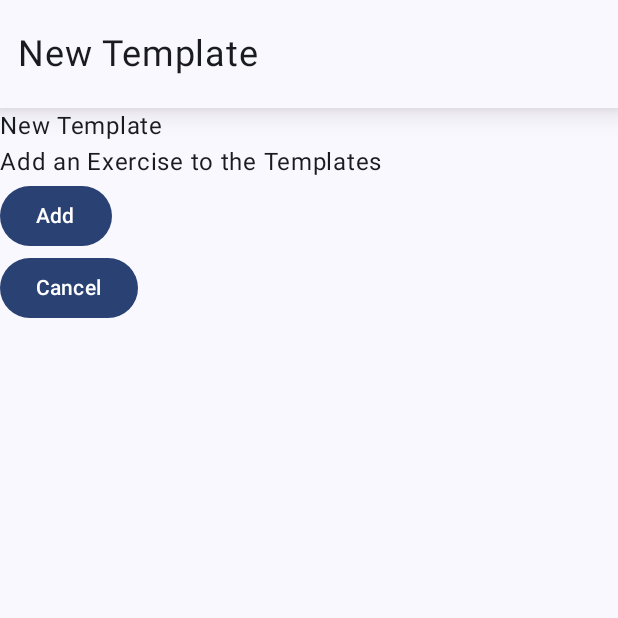
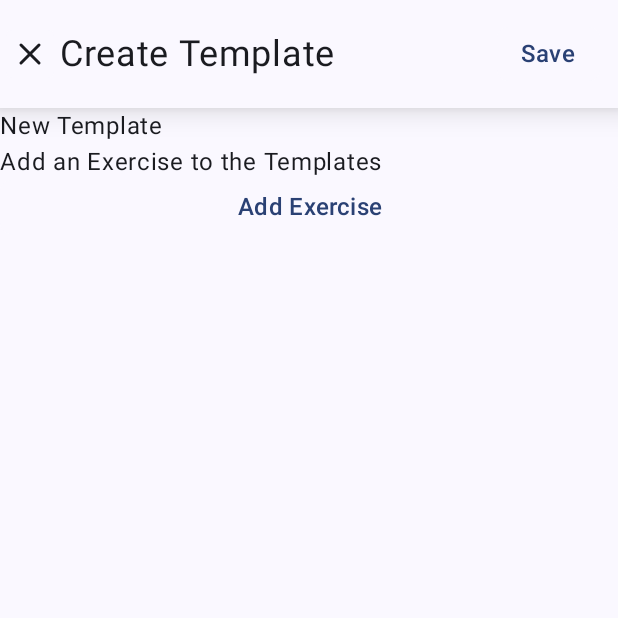
Before and after one commit to m-alexeev/xhvy-android, an Android app built with Jetpack Compose: the TemplateCreateScreen screen opened through its navigation route, on a phone screen of 412 x 824 dp, the top half of it. Run offline under Robolectric (Android 15) with nearby library versions, the phone set to English and light mode, and no system bars; our stand-ins replace Room's generated code.

Commit message:
Refactored the way exercises are added into components with a savedStateHandle

```diff
--- a/app/src/main/java/com/example/xhvy/data/models/ExerciseSet.kt
+++ b/app/src/main/java/com/example/xhvy/data/models/ExerciseSet.kt
@@ -7,6 +7,7 @@ sealed class SetAction {
     data class ToggleComplete(val setIndex: Int) : SetAction()
 }
 
+
 data class ExerciseSet(
     val id: Int = 0,
     var reps: Int? = 0,
--- a/app/src/main/java/com/example/xhvy/navigation/MainNavigation.kt
+++ b/app/src/main/java/com/example/xhvy/navigation/MainNavigation.kt
@@ -31,8 +31,8 @@ import com.example.xhvy.ui.screens.MeasureScreen
 import com.example.xhvy.ui.screens.exercises.ExerciseItemScreen
 import com.example.xhvy.ui.screens.exercises.NewExerciseScreen
 import com.example.xhvy.ui.screens.exercises.SelectExerciseModal
-import com.example.xhvy.ui.screens.workouts.NewWorkoutScreen
 import com.example.xhvy.ui.screens.workouts.TemplateCreateScreen
+import com.example.xhvy.ui.screens.workouts.WorkoutCreateScreen
 import com.example.xhvy.ui.screens.workouts.WorkoutScreen
 import com.example.xhvy.view_models.ExercisesViewModel
 import com.example.xhvy.view_models.WorkoutCreateViewModel
@@ -106,7 +106,7 @@ fun MainNavigation(modifier: Modifier = Modifier, database: AppDatabase) {
                     WorkoutScreen(navController, workoutCreateViewModel)
                 }
                 composable<WorkoutStack.NewWorkout> {
-                    NewWorkoutScreen(
+                    WorkoutCreateScreen(
                         navController,
                         workoutCreateViewModel = workoutCreateViewModel,
                     )
@@ -115,11 +115,10 @@ fun MainNavigation(modifier: Modifier = Modifier, database: AppDatabase) {
                     SelectExerciseModal(
                         navController = navController,
                         exercisesViewModel = exerciseViewModel,
-                        workoutCreateViewModel = workoutCreateViewModel,
                     )
                 }
                 composable<WorkoutStack.NewTemplate> {
-                    TemplateCreateScreen()
+                    TemplateCreateScreen(navHostController = navController)
                 }
             }
             navigation<MainStack.ExercisesRoute>(startDestination = ExerciseStack.ExercisesRoute) {
--- a/app/src/main/java/com/example/xhvy/navigation/TopNavBar.kt
+++ b/app/src/main/java/com/example/xhvy/navigation/TopNavBar.kt
@@ -28,7 +28,8 @@ import com.example.xhvy.ui.theme.XhvyTheme
 fun TopNavBar(
     modifier: Modifier = Modifier,
     label: String,
-    rightMenu: @Composable() (() -> Unit)? = null
+    leadingButton: @Composable() (() -> Unit)? = null,
+    trailingButton: @Composable() (() -> Unit)? = null,
 ) {
     Surface(
         modifier = modifier
@@ -39,14 +40,23 @@ fun TopNavBar(
     ) {
         Row(
             modifier = Modifier
-                .padding(horizontal = 12.dp)
+                .padding(end = 12.dp)
                 .displayCutoutPadding(),
             verticalAlignment = Alignment.CenterVertically,
             horizontalArrangement = Arrangement.SpaceBetween
         ) {
-            Text(text = label, fontSize = 24.sp)
-            if (rightMenu != null) {
-                rightMenu()
+            Row(
+                modifier = Modifier.padding(if (leadingButton == null) 12.dp else 4.dp),
+                verticalAlignment = Alignment.CenterVertically,
+                horizontalArrangement = Arrangement.spacedBy(4.dp)
+            ) {
+                if (leadingButton != null) {
+                    leadingButton()
+                }
+                Text(text = label, fontSize = 24.sp)
+            }
+            if (trailingButton != null) {
+                trailingButton()
             }
         }
     }
@@ -71,7 +81,7 @@ fun TopNavBarPreview() {
         Scaffold(topBar = {
             TopNavBar(
                 label = "Exercises",
-                rightMenu = {
+                trailingButton = {
                     FaIconButton(
                         iconPainterId = R.drawable.ic_dashboard,
                         contentDescription = null,
--- a/app/src/main/java/com/example/xhvy/ui/components/general/StyledButton.kt
+++ b/app/src/main/java/com/example/xhvy/ui/components/general/StyledButton.kt
@@ -48,6 +48,7 @@ fun StyledButton(
     }
 }
 
+
 @Preview(showBackground = true)
 @Composable
 fun StyledButtonPreview() {
--- a/app/src/main/java/com/example/xhvy/ui/components/general/StyledTextButton.kt
+++ b/app/src/main/java/com/example/xhvy/ui/components/general/StyledTextButton.kt
@@ -1,6 +1,5 @@
 package com.example.xhvy.ui.components.general
 
-import androidx.compose.foundation.clickable
 import androidx.compose.foundation.layout.Box
 import androidx.compose.foundation.layout.PaddingValues
 import androidx.compose.foundation.layout.padding
@@ -8,34 +7,29 @@ import androidx.compose.material3.MaterialTheme
 import androidx.compose.material3.Text
 import androidx.compose.runtime.Composable
 import androidx.compose.ui.Modifier
-import androidx.compose.ui.draw.clip
-import androidx.compose.ui.graphics.Color
 import androidx.compose.ui.graphics.Shape
-import androidx.compose.ui.text.TextStyle
 import androidx.compose.ui.tooling.preview.Preview
 import androidx.compose.ui.unit.dp
 import com.example.xhvy.ui.theme.XhvyTheme
 
 @Composable
 fun StyledTextButton(
-    text: String,
     modifier: Modifier = Modifier,
     enabled: Boolean = true,
-    color: Color = if (enabled) MaterialTheme.colorScheme.primary else MaterialTheme.colorScheme.outline,
-    shape: Shape = MaterialTheme.shapes.extraSmall,
+    shape: Shape = MaterialTheme.shapes.small,
     contentPadding: PaddingValues = PaddingValues(horizontal = 4.dp),
-    style: TextStyle = MaterialTheme.typography.bodyMedium,
-    onClick: () -> Unit
+    onClick: () -> Unit,
+    content: @Composable() () -> Unit
 ) {
-    Box(
-        modifier = modifier
-            .clip(shape)
-            .clickable(enabled = enabled, onClick = onClick)
+    StyledButton(
+        modifier = modifier,
+        shape = shape,
+        onClick = onClick,
+        backgroundColor = MaterialTheme.colorScheme.surface
     ) {
-        Text(
-            modifier = Modifier.padding(contentPadding),
-            text = text, color = color, style = style,
-        )
+        Box(modifier = Modifier.padding(contentPadding)) {
+            content()
+        }
     }
 }
 
@@ -44,8 +38,8 @@ fun StyledTextButton(
 @Composable
 fun StyledTextButtonPreview() {
     XhvyTheme {
-        StyledTextButton(text = "Test") {
-
+        StyledTextButton(onClick = {}) {
+            Text(text = "Sample Button")
         }
     }
 }
--- a/app/src/main/java/com/example/xhvy/ui/screens/exercises/ExerciseItemsScreen.kt
+++ b/app/src/main/java/com/example/xhvy/ui/screens/exercises/ExerciseItemsScreen.kt
@@ -33,7 +33,7 @@ fun ExerciseItemScreen(
     Scaffold(topBar = {
         TopNavBar(
             label = "Exercises",
-            rightMenu = { CreateExerciseButton(navController) })
+            trailingButton = { CreateExerciseButton(navController) })
     }) { innerPadding ->
         Column(modifier.padding(innerPadding)) {
             ExerciseItemsList(
--- a/app/src/main/java/com/example/xhvy/ui/screens/workouts/TemplateCreateScreen.kt
+++ b/app/src/main/java/com/example/xhvy/ui/screens/workouts/TemplateCreateScreen.kt
@@ -1,27 +1,70 @@
 package com.example.xhvy.ui.screens.workouts
 
+import android.annotation.SuppressLint
 import androidx.compose.foundation.layout.Column
+import androidx.compose.foundation.layout.fillMaxWidth
 import androidx.compose.foundation.layout.padding
 import androidx.compose.foundation.lazy.LazyColumn
 import androidx.compose.foundation.lazy.items
-import androidx.compose.material3.Button
+import androidx.compose.material3.MaterialTheme
 import androidx.compose.material3.Scaffold
 import androidx.compose.material3.Text
 import androidx.compose.runtime.Composable
+import androidx.compose.runtime.LaunchedEffect
+import androidx.compose.runtime.remember
 import androidx.compose.ui.Modifier
 import androidx.compose.ui.res.stringResource
+import androidx.compose.ui.text.style.TextAlign
+import androidx.lifecycle.compose.LocalLifecycleOwner
 import androidx.lifecycle.viewmodel.compose.viewModel
+import androidx.navigation.NavHostController
 import com.example.xhvy.R
+import com.example.xhvy.data.models.Exercise
 import com.example.xhvy.data.models.SetAction
+import com.example.xhvy.data.models.WorkoutExercise
 import com.example.xhvy.navigation.TopNavBar
+import com.example.xhvy.navigation.WorkoutStack
+import com.example.xhvy.ui.components.general.FaIconButton
+import com.example.xhvy.ui.components.general.StyledTextButton
 import com.example.xhvy.ui.components.workouts.WorkoutEntryRow
 import com.example.xhvy.view_models.TemplateCreateViewModel
 
 @Composable
 fun TemplateCreateScreen(
-    modifier: Modifier = Modifier, templateCreateViewModel: TemplateCreateViewModel = viewModel()
+    navHostController: NavHostController,
+    modifier: Modifier = Modifier,
+    templateCreateViewModel: TemplateCreateViewModel = viewModel(),
 ) {
-    Scaffold(topBar = { TopNavBar(label = "New Template") }) { innerPadding ->
+    val savedStateHandle = remember { navHostController.currentBackStackEntry?.savedStateHandle }
+    val lifecycleOwner = LocalLifecycleOwner.current
+
+    LaunchedEffect(Unit) {
+        savedStateHandle?.getLiveData<List<Exercise>>("selectedExercises")
+            ?.observe(lifecycleOwner) { selectedItems ->
+                selectedItems.forEach { exercise: Exercise ->
+                    val workoutExercise =
+                        WorkoutExercise(exercise = exercise)
+                    templateCreateViewModel.addExercise(workoutExercise)
+                }
+            }
+    }
+
+
+    Scaffold(topBar = {
+        TopNavBar(label = "Create Template", leadingButton = {
+            FaIconButton(
+                iconPainterId = R.drawable.ic_x,
+                onClick = { navHostController.popBackStack() })
+        }, trailingButton = {
+            StyledTextButton(onClick = { /*TODO*/ }) {
+                Text(
+                    text = stringResource(id = R.string.action_save),
+                    color = MaterialTheme.colorScheme.primary,
+                    style = MaterialTheme.typography.titleMedium
+                )
+            }
+        })
+    }) { innerPadding ->
         Column(modifier = modifier.padding(innerPadding)) {
             LazyColumn {
                 item {
@@ -41,13 +84,16 @@ fun TemplateCreateScreen(
                     }
                 }
                 item {
-                    Column {
-                        Button(onClick = { /*TODO*/ }) {
-                            Text(text = stringResource(id = R.string.exercise_add))
-                        }
-                        Button(onClick = { /*TODO*/ }) {
-                            Text(text = stringResource(id = R.string.action_cancel))
-                        }
+
+                    StyledTextButton(
+                        modifier = Modifier.fillMaxWidth(),
+                        onClick = { navHostController.navigate(WorkoutStack.ExerciseList) }) {
+                        Text(
+                            textAlign = TextAlign.Center,
+                            text = stringResource(id = R.string.workout_add_exercise),
+                            style = MaterialTheme.typography.titleMedium,
+                            color = MaterialTheme.colorScheme.primary
+                        )
                     }
                 }
             }
--- a/app/src/main/java/com/example/xhvy/view_models/TemplateCreateViewModel.kt
+++ b/app/src/main/java/com/example/xhvy/view_models/TemplateCreateViewModel.kt
@@ -1,5 +1,6 @@
 package com.example.xhvy.view_models
 
+import android.util.Log
 import androidx.compose.runtime.mutableStateListOf
 import androidx.compose.runtime.mutableStateOf
 import androidx.compose.runtime.snapshots.SnapshotStateList
@@ -17,8 +18,9 @@ class TemplateCreateViewModel : ViewModel() {
     val templateExercises: MutableList<WorkoutExercise>
         get() = _templateExercises
 
-    fun addExercise() {
-
+    fun addExercise(workoutExercise: WorkoutExercise) {
+        templateExercises.add(workoutExercise)
+        Log.d("TEMPLATE", templateExercises.toString() )
     }
 
     fun removeExercise() {
--- a/app/src/main/res/values/strings.xml
+++ b/app/src/main/res/values/strings.xml
@@ -8,4 +8,5 @@
     <string name="workout_cancel_workout">Cancel Workout</string>
     <string name="exercise_new">New</string>
     <string name="exercise_add">Add</string>
+    <string name="action_save">Save</string>
 </resources>
```
Also changed, not shown: app/src/main/java/com/example/xhvy/ui/components/exercises/ExerciseItemsListSelect.kt (+15 -6 lines), app/src/main/java/com/example/xhvy/ui/screens/exercises/SelectExerciseModal.kt (+5 -10 lines), app/src/main/java/com/example/xhvy/ui/screens/workouts/WorkoutCreateScreen.kt (renamed from app/src/main/java/com/example/xhvy/ui/screens/workouts/NewWorkoutScreen.kt, +25 -2 lines), app/src/main/java/com/example/xhvy/ui/screens/workouts/ActiveWorkout.kt (line endings or trailing spaces).
